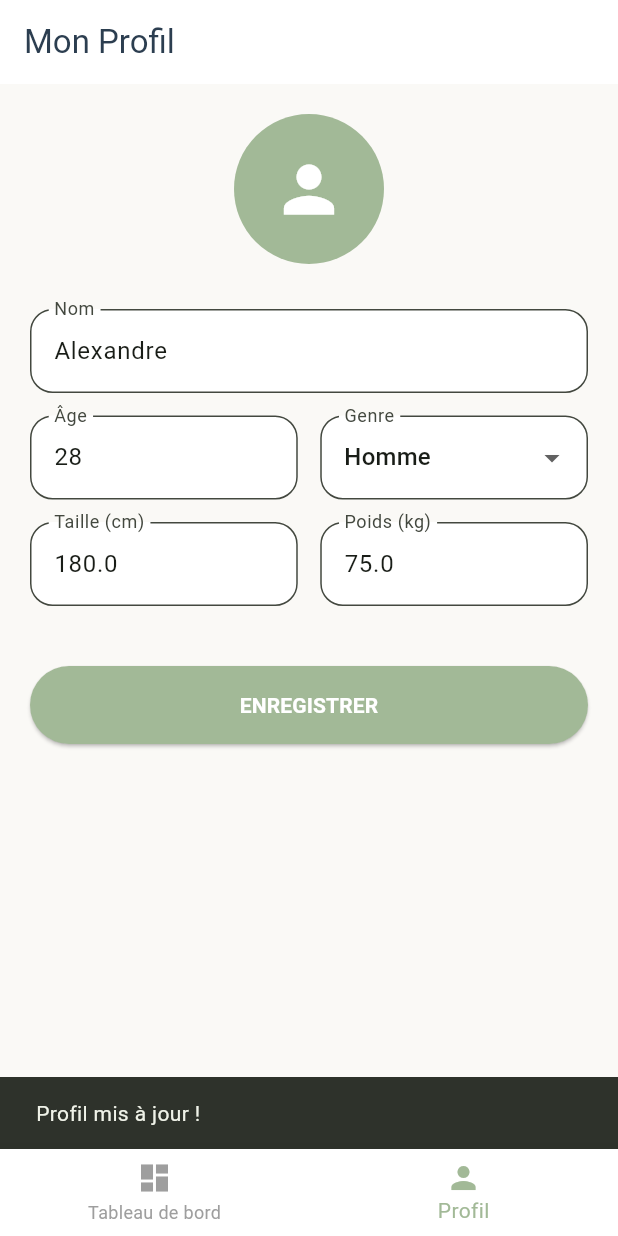
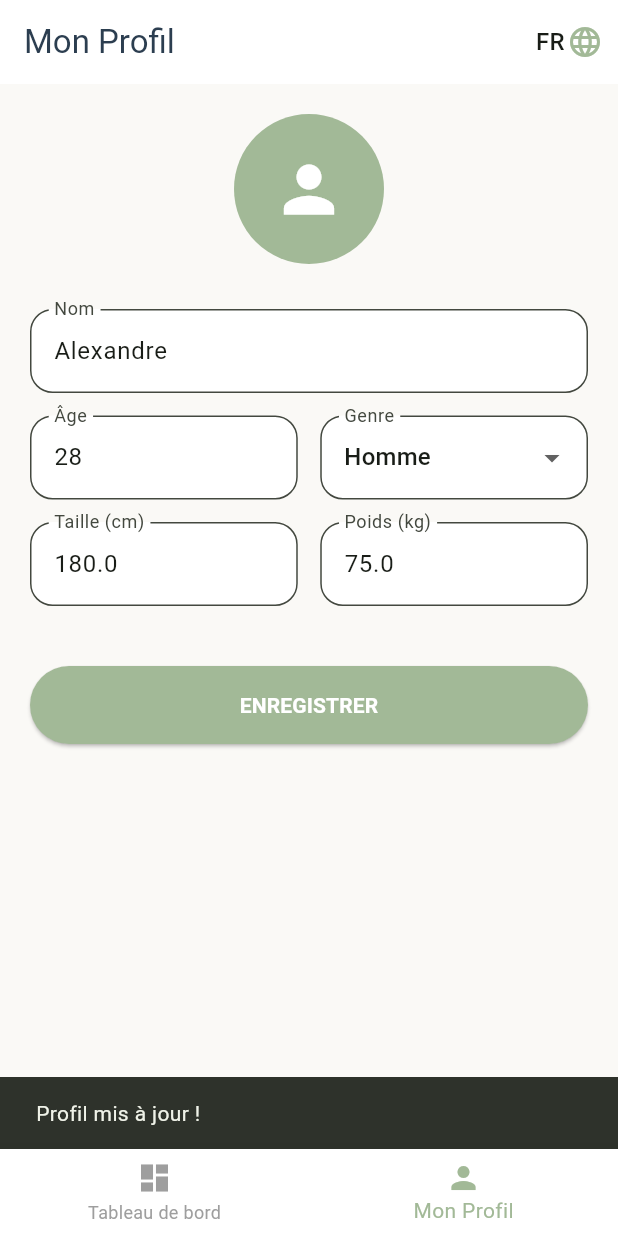
Before and after one commit to Kandrath/my-E-Coach, a Flutter app: the screen it shows after launch, item 2 of the bottom bar chosen, after a tap on "ENREGISTRER", on a phone screen of 412 x 824 dp. Run offline on Flutter 3.47's test engine with Material 3 defaults, Android fonts, the light colour scheme and no system bars.

Commit message:
Cleaning project for mobile development only

```diff
--- /dev/null
+++ b/lib/l10n.dart
@@ -0,0 +1,184 @@
+class AppLabels {
+  final String dashboardTitle;
+  final String greeting;
+  final String takeCare;
+  final String kcalBurned;
+  final String hydration;
+  final String addWater;
+  final String startActivity;
+  final String chooseActivity;
+  final String walking;
+  final String running;
+  final String cycling;
+  final String other;
+  final String activityInProgress;
+  final String elapsedTime;
+  final String pause;
+  final String resume;
+  final String stop;
+  final String intensityTitle;
+  final String intensityQuestion;
+  final String intensityEasy;
+  final String intensityMedium;
+  final String intensityHard;
+  final String congrats;
+  final String greatSession;
+  final String hydrationReminder;
+  final String activity;
+  final String duration;
+  final String expense;
+  final String continueBtn;
+  final String profileTitle;
+  final String nameLabel;
+  final String ageLabel;
+  final String genderLabel;
+  final String heightLabel;
+  final String weightLabel;
+  final String saveBtn;
+  final String profileUpdated;
+  final String male;
+  final String female;
+  final String otherGender;
+  final String minutes;
+  final String seconds;
+  final String hours;
+
+  AppLabels({
+    required this.dashboardTitle,
+    required this.greeting,
+    required this.takeCare,
+    required this.kcalBurned,
+    required this.hydration,
+    required this.addWater,
+    required this.startActivity,
+    required this.chooseActivity,
+    required this.walking,
+    required this.running,
+    required this.cycling,
+    required this.other,
+    required this.activityInProgress,
+    required this.elapsedTime,
+    required this.pause,
+    required this.resume,
+    required this.stop,
+    required this.intensityTitle,
+    required this.intensityQuestion,
+    required this.intensityEasy,
+    required this.intensityMedium,
+    required this.intensityHard,
+    required this.congrats,
+    required this.greatSession,
+    required this.hydrationReminder,
+    required this.activity,
+    required this.duration,
+    required this.expense,
+    required this.continueBtn,
+    required this.profileTitle,
+    required this.nameLabel,
+    required this.ageLabel,
+    required this.genderLabel,
+    required this.heightLabel,
+    required this.weightLabel,
+    required this.saveBtn,
+    required this.profileUpdated,
+    required this.male,
+    required this.female,
+    required this.otherGender,
+    required this.minutes,
+    required this.seconds,
+    required this.hours,
+  });
+
+  static final Map<String, AppLabels> languages = {
+    'fr': AppLabels(
+      dashboardTitle: 'Tableau de bord',
+      greeting: 'Bonjour',
+      takeCare: "Prenez soin de vous aujourd'hui.",
+      kcalBurned: 'kcal dépensées',
+      hydration: 'Hydratation',
+      addWater: '+ 200ml 💧',
+      startActivity: 'DÉMARRER UNE ACTIVITÉ',
+      chooseActivity: 'Choisir une activité',
+      walking: 'Marche',
+      running: 'Course',
+      cycling: 'Vélo',
+      other: 'Autre',
+      activityInProgress: 'Activité en cours',
+      elapsedTime: 'Temps écoulé',
+      pause: 'PAUSE',
+      resume: 'REPRENDRE',
+      stop: 'STOP',
+      intensityTitle: "Intensité de l'effort",
+      intensityQuestion: 'Comment qualifieriez-vous votre séance ?',
+      intensityEasy: 'Tranquille',
+      intensityMedium: 'Sportif',
+      intensityHard: 'Intense',
+      congrats: 'Bravo',
+      greatSession: 'Quelle superbe séance ! Vous progressez vers vos objectifs.',
+      hydrationReminder: 'N\'oubliez pas de bien vous hydrater pour récupérer ! 💧',
+      activity: 'Activité',
+      duration: 'Durée',
+      expense: 'Dépense',
+      continueBtn: 'CONTINUER',
+      profileTitle: 'Mon Profil',
+      nameLabel: 'Nom',
+      ageLabel: 'Âge',
+      genderLabel: 'Genre',
+      heightLabel: 'Taille (cm)',
+      weightLabel: 'Poids (kg)',
+      saveBtn: 'ENREGISTRER',
+      profileUpdated: 'Profil mis à jour !',
+      male: 'Homme',
+      female: 'Femme',
+      otherGender: 'Autre',
+      minutes: 'm',
+      seconds: 's',
+      hours: 'h',
+    ),
+    'en': AppLabels(
+      dashboardTitle: 'Dashboard',
+      greeting: 'Hello',
+      takeCare: "Take care of yourself today.",
+      kcalBurned: 'kcal burned',
+      hydration: 'Hydration',
+      addWater: '+ 200ml 💧',
+      startActivity: 'START AN ACTIVITY',
+      chooseActivity: 'Choose an activity',
+      walking: 'Walking',
+      running: 'Running',
+      cycling: 'Cycling',
+      other: 'Other',
+      activityInProgress: 'Activity in progress',
+      elapsedTime: 'Elapsed time',
+      pause: 'PAUSE',
+      resume: 'RESUME',
+      stop: 'STOP',
+      intensityTitle: 'Effort intensity',
+      intensityQuestion: 'How would you rate your session?',
+      intensityEasy: 'Easy',
+      intensityMedium: 'Sporty',
+      intensityHard: 'Intense',
+      congrats: 'Well done',
+      greatSession: 'What a great session! You are progressing toward your goals.',
+      hydrationReminder: 'Don\'t forget to stay hydrated to recover! 💧',
+      activity: 'Activity',
+      duration: 'Duration',
+      expense: 'Burned',
+      continueBtn: 'CONTINUE',
+      profileTitle: 'My Profile',
+      nameLabel: 'Name',
+      ageLabel: 'Age',
+      genderLabel: 'Gender',
+      heightLabel: 'Height (cm)',
+      weightLabel: 'Weight (kg)',
+      saveBtn: 'SAVE',
+      profileUpdated: 'Profile updated!',
+      male: 'Male',
+      female: 'Female',
+      otherGender: 'Other',
+      minutes: 'm',
+      seconds: 's',
+      hours: 'h',
+    ),
+  };
+}
--- a/lib/screens/dashboard_screen.dart
+++ b/lib/screens/dashboard_screen.dart
@@ -1,10 +1,12 @@
 import 'package:flutter/material.dart';
 import 'package:my_e_coach/screens/activity_tracking_screen.dart';
+import 'package:my_e_coach/l10n.dart';
 
 class DashboardScreen extends StatefulWidget {
   final String userName;
   final int calories;
   final int water;
+  final String languageCode;
   final Function(int) onAddWater;
   final Function(int) onAddCalories;
 
@@ -13,6 +15,7 @@ class DashboardScreen extends StatefulWidget {
     required this.userName,
     required this.calories,
     required this.water,
+    required this.languageCode,
     required this.onAddWater,
     required this.onAddCalories,
   });
@@ -23,6 +26,8 @@ class DashboardScreen extends StatefulWidget {
 
 class _DashboardScreenState extends State<DashboardScreen> {
   void _showActivityOptions() {
+    final l10n = AppLabels.languages[widget.languageCode]!;
+
     showModalBottomSheet(
       context: context,
       backgroundColor: Colors.transparent,
@@ -36,9 +41,9 @@ class _DashboardScreenState extends State<DashboardScreen> {
           child: Column(
             mainAxisSize: MainAxisSize.min,
             children: [
-              const Text(
-                'Choisir une activité',
-                style: TextStyle(
+              Text(
+                l10n.chooseActivity,
+                style: const TextStyle(
                   fontSize: 18,
                   fontWeight: FontWeight.bold,
                   color: Color(0xFF2C3E50),
@@ -50,10 +55,10 @@ class _DashboardScreenState extends State<DashboardScreen> {
                 runSpacing: 20,
                 alignment: WrapAlignment.center,
                 children: [
-                  _activityOption('Marche', Icons.directions_walk),
-                  _activityOption('Course', Icons.directions_run),
-                  _activityOption('Vélo', Icons.directions_bike),
-                  _activityOption('Autre', Icons.fitness_center),
+                  _activityOption(l10n.walking, Icons.directions_walk),
+                  _activityOption(l10n.running, Icons.directions_run),
+                  _activityOption(l10n.cycling, Icons.directions_bike),
+                  _activityOption(l10n.other, Icons.fitness_center),
                 ],
               ),
               const SizedBox(height: 20),
@@ -73,7 +78,10 @@ class _DashboardScreenState extends State<DashboardScreen> {
             final result = await Navigator.push(
               context,
               MaterialPageRoute(
-                builder: (context) => ActivityTrackingScreen(activityType: label),
+                builder: (context) => ActivityTrackingScreen(
+                  activityType: label,
+                  languageCode: widget.languageCode,
+                ),
               ),
             );
 
@@ -103,6 +111,7 @@ class _DashboardScreenState extends State<DashboardScreen> {
   }
 
   void _showActivitySynthesis(Map<String, dynamic> sessionData) {
+    final l10n = AppLabels.languages[widget.languageCode]!;
     final duration = sessionData['duration'] as Duration;
     final calories = sessionData['calories'] as int;
     final type = sessionData['type'] as String;
@@ -110,9 +119,9 @@ class _DashboardScreenState extends State<DashboardScreen> {
 
     String twoDigits(int n) => n.toString().padLeft(2, "0");
     String formattedDuration =
-        "${twoDigits(duration.inMinutes.remainder(60))}m ${twoDigits(duration.inSeconds.remainder(60))}s";
+        "${twoDigits(duration.inMinutes.remainder(60))}${l10n.minutes} ${twoDigits(duration.inSeconds.remainder(60))}${l10n.seconds}";
     if (duration.inHours > 0) {
-      formattedDuration = "${duration.inHours}h $formattedDuration";
+      formattedDuration = "${duration.inHours}${l10n.hours} $formattedDuration";
     }
 
     showDialog(
@@ -120,17 +129,17 @@ class _DashboardScreenState extends State<DashboardScreen> {
       builder: (context) => AlertDialog(
         shape: RoundedRectangleBorder(borderRadius: BorderRadius.circular(20)),
         title: Text(
-          'Bravo ${widget.userName} ! ✨',
+          '${l10n.congrats} ${widget.userName} ! ✨',
           textAlign: TextAlign.center,
           style: const TextStyle(color: Color(0xFF2C3E50), fontWeight: FontWeight.bold),
         ),
         content: Column(
           mainAxisSize: MainAxisSize.min,
           children: [
-            const Text(
-              'Quelle superbe séance ! Vous progressez vers vos objectifs. N\'oubliez pas de bien vous hydrater pour récupérer ! 💧',
+            Text(
+              '${l10n.greatSession} ${l10n.hydrationReminder}',
               textAlign: TextAlign.center,
-              style: TextStyle(color: Color(0xFF7F8C8D)),
+              style: const TextStyle(color: Color(0xFF7F8C8D)),
             ),
             const SizedBox(height: 20),
             Container(
@@ -141,11 +150,11 @@ class _DashboardScreenState extends State<DashboardScreen> {
               ),
               child: Column(
                 children: [
-                  _synthesisRow('Activité', '$type ($intensity)'),
+                  _synthesisRow(l10n.activity, '$type ($intensity)'),
                   const Divider(),
-                  _synthesisRow('Durée', formattedDuration),
+                  _synthesisRow(l10n.duration, formattedDuration),
                   const Divider(),
-                  _synthesisRow('Dépense', '$calories kcal'),
+                  _synthesisRow(l10n.expense, '$calories kcal'),
                 ],
               ),
             ),
@@ -160,7 +169,7 @@ class _DashboardScreenState extends State<DashboardScreen> {
                 foregroundColor: Colors.white,
                 shape: RoundedRectangleBorder(borderRadius: BorderRadius.circular(30)),
               ),
-              child: const Text('CONTINUER'),
+              child: Text(l10n.continueBtn),
             ),
           ),
         ],
@@ -183,6 +192,8 @@ class _DashboardScreenState extends State<DashboardScreen> {
 
   @override
   Widget build(BuildContext context) {
+    final l10n = AppLabels.languages[widget.languageCode]!;
+
     return Scaffold(
       backgroundColor: const Color(0xFFFAF9F6),
       body: SafeArea(
@@ -197,7 +208,7 @@ class _DashboardScreenState extends State<DashboardScreen> {
                 crossAxisAlignment: CrossAxisAlignment.start,
                 children: [
                   Text(
-                    'Bonjour, ${widget.userName} ✨',
+                    '${l10n.greeting}, ${widget.userName} ✨',
                     style: const TextStyle(
                       fontSize: 24,
                       fontWeight: FontWeight.bold,
@@ -205,9 +216,9 @@ class _DashboardScreenState extends State<DashboardScreen> {
                     ),
                   ),
                   const SizedBox(height: 5),
-                  const Text(
-                    "Prenez soin de vous aujourd'hui.",
-                    style: TextStyle(fontSize: 14, color: Color(0xFF7F8C8D)),
+                  Text(
+                    l10n.takeCare,
+                    style: const TextStyle(fontSize: 14, color: Color(0xFF7F8C8D)),
                   ),
                 ],
               ),
@@ -236,9 +247,9 @@ class _DashboardScreenState extends State<DashboardScreen> {
                           color: Color(0xFF2C3E50),
                         ),
                       ),
-                      const Text(
-                        'kcal dépensées',
-                        style: TextStyle(
+                      Text(
+                        l10n.kcalBurned,
+                        style: const TextStyle(
                           fontSize: 14,
                           color: Color(0xFF7F8C8D),
                         ),
@@ -265,7 +276,7 @@ class _DashboardScreenState extends State<DashboardScreen> {
                 child: Column(
                   children: [
                     Text(
-                      'Hydratation : ${(widget.water / 1000.0).toStringAsFixed(2)}L / 2.5L',
+                      '${l10n.hydration} : ${(widget.water / 1000.0).toStringAsFixed(2)}L / 2.5L',
                       style: const TextStyle(
                         fontSize: 16,
                         fontWeight: FontWeight.w600,
@@ -286,9 +297,9 @@ class _DashboardScreenState extends State<DashboardScreen> {
                             borderRadius: BorderRadius.circular(20),
                           ),
                         ),
-                        child: const Text(
-                          '+ 200ml 💧',
-                          style: TextStyle(
+                        child: Text(
+                          l10n.addWater,
+                          style: const TextStyle(
                             color: Color(0xFF1E88E5),
                             fontWeight: FontWeight.w600,
                           ),
@@ -312,9 +323,9 @@ class _DashboardScreenState extends State<DashboardScreen> {
                     borderRadius: BorderRadius.circular(30),
                   ),
                 ),
-                child: const Text(
-                  'DÉMARRER UNE ACTIVITÉ',
-                  style: TextStyle(
+                child: Text(
+                  l10n.startActivity,
+                  style: const TextStyle(
                     fontSize: 16,
                     fontWeight: FontWeight.bold,
                     letterSpacing: 1,
--- a/lib/screens/main_navigation_screen.dart
+++ b/lib/screens/main_navigation_screen.dart
@@ -1,6 +1,7 @@
 import 'package:flutter/material.dart';
 import 'package:my_e_coach/screens/dashboard_screen.dart';
 import 'package:my_e_coach/screens/profile_screen.dart';
+import 'package:my_e_coach/l10n.dart';
 
 class MainNavigationScreen extends StatefulWidget {
   const MainNavigationScreen({super.key});
@@ -14,6 +15,7 @@ class _MainNavigationScreenState extends State<MainNavigationScreen> {
   late PageController _pageController;
 
   // Global State
+  String _languageCode = 'fr';
   String _name = 'Alexandre';
   int _age = 28;
   String _gender = 'Homme';
@@ -71,8 +73,16 @@ class _MainNavigationScreenState extends State<MainNavigationScreen> {
     });
   }
 
+  void _updateLanguage(String code) {
+    setState(() {
+      _languageCode = code;
+    });
+  }
+
   @override
   Widget build(BuildContext context) {
+    final l10n = AppLabels.languages[_languageCode]!;
+
     return Scaffold(
       body: PageView(
         controller: _pageController,
@@ -82,6 +92,7 @@ class _MainNavigationScreenState extends State<MainNavigationScreen> {
             userName: _name,
             calories: _calories,
             water: _water,
+            languageCode: _languageCode,
             onAddWater: _updateWater,
             onAddCalories: _updateCalories,
           ),
@@ -91,19 +102,21 @@ class _MainNavigationScreenState extends State<MainNavigationScreen> {
             gender: _gender,
             height: _height,
             weight: _weight,
+            languageCode: _languageCode,
             onSave: _updateProfile,
+            onLanguageChanged: _updateLanguage,
           ),
         ],
       ),
       bottomNavigationBar: BottomNavigationBar(
-        items: const <BottomNavigationBarItem>[
+        items: <BottomNavigationBarItem>[
           BottomNavigationBarItem(
-            icon: Icon(Icons.dashboard),
-            label: 'Tableau de bord',
+            icon: const Icon(Icons.dashboard),
+            label: l10n.dashboardTitle,
           ),
           BottomNavigationBarItem(
-            icon: Icon(Icons.person),
-            label: 'Profil',
+            icon: const Icon(Icons.person),
+            label: l10n.profileTitle,
           ),
         ],
         currentIndex: _selectedIndex,
--- a/lib/screens/profile_screen.dart
+++ b/lib/screens/profile_screen.dart
@@ -1,4 +1,5 @@
 import 'package:flutter/material.dart';
+import 'package:my_e_coach/l10n.dart';
 
 class ProfileScreen extends StatefulWidget {
   final String name;
@@ -6,7 +7,9 @@ class ProfileScreen extends StatefulWidget {
   final String gender;
   final double height;
   final double weight;
+  final String languageCode;
   final Function(String, int, String, double, double) onSave;
+  final Function(String) onLanguageChanged;
 
   const ProfileScreen({
     super.key,
@@ -15,7 +18,9 @@ class ProfileScreen extends StatefulWidget {
     required this.gender,
     required this.height,
     required this.weight,
+    required this.languageCode,
     required this.onSave,
+    required this.onLanguageChanged,
   });
 
   @override
@@ -43,13 +48,34 @@ class _ProfileScreenState extends State<ProfileScreen> {
 
   @override
   Widget build(BuildContext context) {
+    final l10n = AppLabels.languages[widget.languageCode]!;
+
     return Scaffold(
       backgroundColor: const Color(0xFFFAF9F6),
       appBar: AppBar(
-        title: const Text('Mon Profil'),
+        title: Text(l10n.profileTitle),
         backgroundColor: Colors.white,
         foregroundColor: const Color(0xFF2C3E50),
         elevation: 0,
+        actions: [
+          Padding(
+            padding: const EdgeInsets.only(right: 10),
+            child: DropdownButton<String>(
+              value: widget.languageCode,
+              underline: const SizedBox(),
+              icon: const Icon(Icons.language, color: Color(0xFFA2B997)),
+              onChanged: (String? newValue) {
+                if (newValue != null) {
+                  widget.onLanguageChanged(newValue);
+                }
+              },
+              items: const [
+                DropdownMenuItem(value: 'fr', child: Text('FR')),
+                DropdownMenuItem(value: 'en', child: Text('EN')),
+              ],
+            ),
+          ),
+        ],
       ),
       body: SingleChildScrollView(
         padding: const EdgeInsets.all(20.0),
@@ -67,23 +93,23 @@ class _ProfileScreenState extends State<ProfileScreen> {
               ),
               const SizedBox(height: 30),
 
-              _buildTextField('Nom', _name, (value) => _name = value),
+              _buildTextField(l10n.nameLabel, _name, (value) => _name = value),
               const SizedBox(height: 15),
 
               Row(
                 children: [
-                  Expanded(child: _buildNumberField('Âge', _age.toString(), (value) => _age = int.parse(value))),
+                  Expanded(child: _buildNumberField(l10n.ageLabel, _age.toString(), (value) => _age = int.parse(value))),
                   const SizedBox(width: 15),
-                  Expanded(child: _buildDropdownField('Genre', _gender, ['Homme', 'Femme', 'Autre'], (value) => _gender = value!)),
+                  Expanded(child: _buildDropdownField(l10n.genderLabel, _gender, [l10n.male, l10n.female, l10n.otherGender], (value) => _gender = value!)),
                 ],
               ),
               const SizedBox(height: 15),
 
               Row(
                 children: [
-                  Expanded(child: _buildNumberField('Taille (cm)', _height.toString(), (value) => _height = double.parse(value))),
+                  Expanded(child: _buildNumberField(l10n.heightLabel, _height.toString(), (value) => _height = double.parse(value))),
                   const SizedBox(width: 15),
-                  Expanded(child: _buildNumberField('Poids (kg)', _weight.toString(), (value) => _weight = double.parse(value))),
+                  Expanded(child: _buildNumberField(l10n.weightLabel, _weight.toString(), (value) => _weight = double.parse(value))),
                 ],
               ),
 
@@ -95,7 +121,7 @@ class _ProfileScreenState extends State<ProfileScreen> {
                     _formKey.currentState!.save();
                     widget.onSave(_name, _age, _gender, _height, _weight);
                     ScaffoldMessenger.of(context).showSnackBar(
-                      const SnackBar(content: Text('Profil mis à jour !')),
+                      SnackBar(content: Text(l10n.profileUpdated)),
                     );
                   }
                 },
@@ -105,7 +131,7 @@ class _ProfileScreenState extends State<ProfileScreen> {
                   padding: const EdgeInsets.symmetric(vertical: 16),
                   shape: RoundedRectangleBorder(borderRadius: BorderRadius.circular(30)),
                 ),
-                child: const Text('ENREGISTRER', style: TextStyle(fontWeight: FontWeight.bold)),
+                child: Text(l10n.saveBtn, style: const TextStyle(fontWeight: FontWeight.bold)),
               ),
             ],
           ),
@@ -143,7 +169,7 @@ class _ProfileScreenState extends State<ProfileScreen> {
 
   Widget _buildDropdownField(String label, String currentValue, List<String> options, Function(String?) onChanged) {
     return DropdownButtonFormField<String>(
-      value: currentValue,
+      initialValue: options.contains(currentValue) ? currentValue : options[0],
       decoration: InputDecoration(
         labelText: label,
         border: OutlineInputBorder(borderRadius: BorderRadius.circular(15)),
```
Also changed, not shown: lib/screens/activity_tracking_screen.dart (+67 -34 lines), 67 other files.
